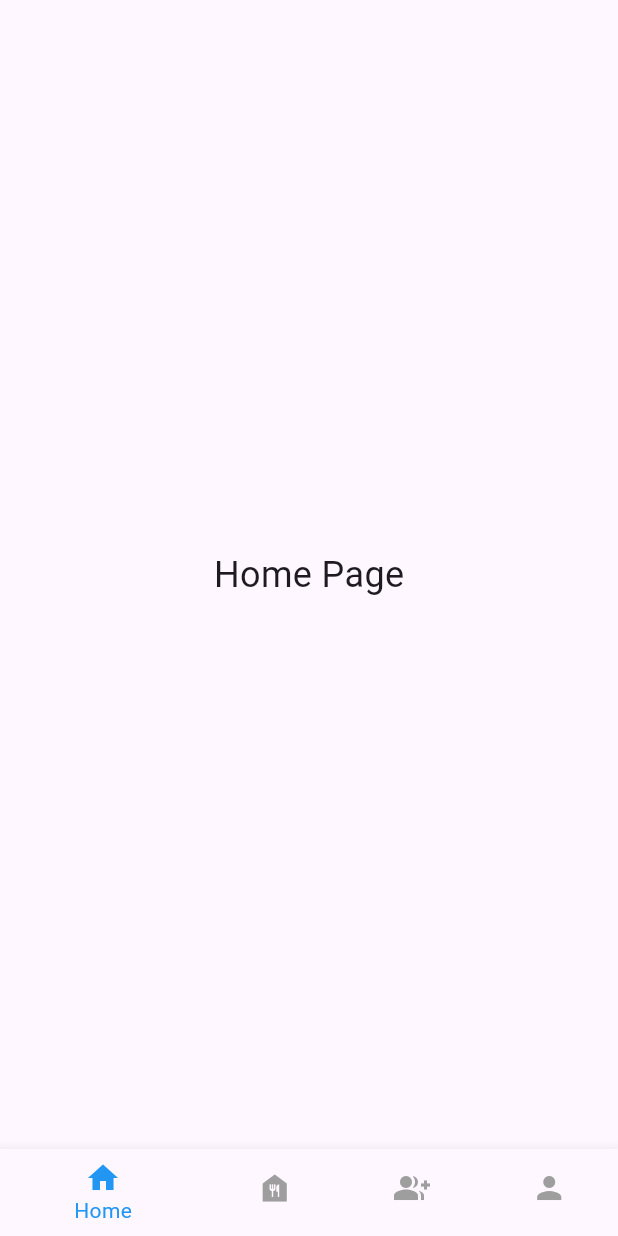
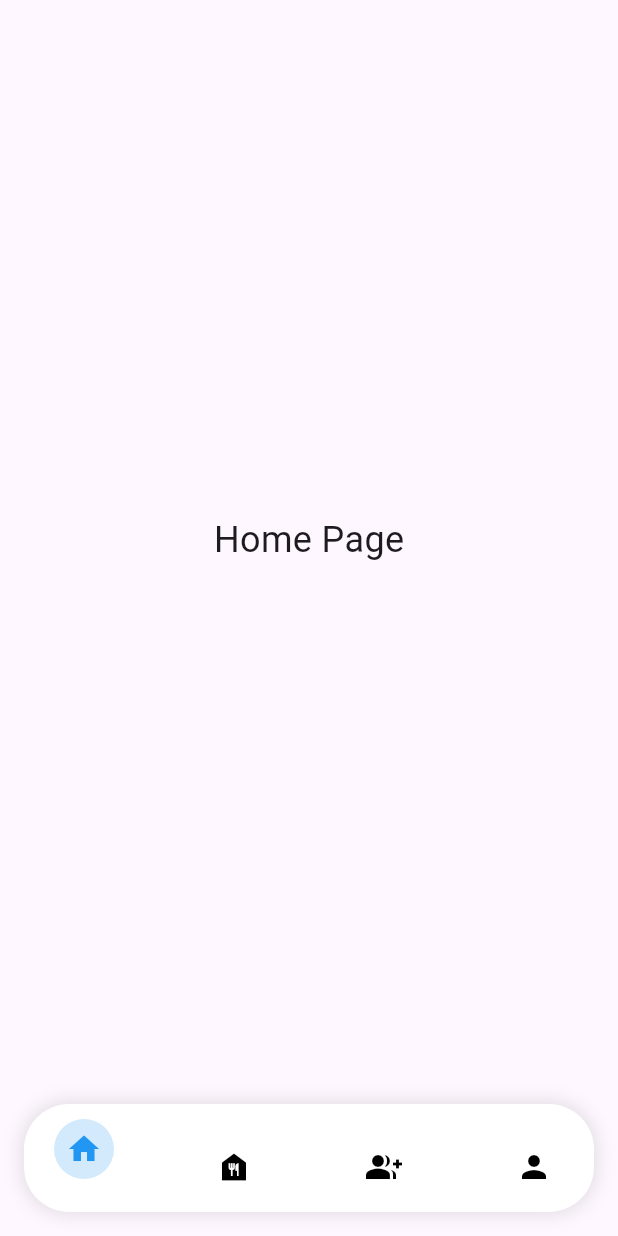
Before and after one commit to AryamanDubey28/workout_app, a Flutter app: the screen it shows after launch, on a phone screen of 412 x 824 dp. Run offline on Flutter 3.47's test engine with Material 3 defaults, Android fonts, the phone set to English and light mode, and no system bars; our stand-ins replace curved_navigation_bar.

Commit message:
add custom navigation bar

```diff
--- a/frontend/workout_tracker/lib/main.dart
+++ b/frontend/workout_tracker/lib/main.dart
@@ -1,8 +1,10 @@
+import 'package:curved_navigation_bar/curved_navigation_bar.dart';
 import 'package:flutter/material.dart';
 import 'package:workout_tracker/pages/foodpage.dart';
 import 'package:workout_tracker/pages/homepage.dart';
 import 'package:workout_tracker/pages/profilepage.dart';
 import 'package:workout_tracker/pages/stresspage.dart';
+import 'package:workout_tracker/utilities/custom_navigation_bar.dart';
 
 void main() {
   runApp(MyApp());
@@ -47,30 +49,58 @@ class _MyHomePageState extends State<MyHomePage> {
   Widget build(BuildContext context) {
     return Scaffold(
       body: _pages[_selectedIndex],
-      bottomNavigationBar: BottomNavigationBar(
-        items: const <BottomNavigationBarItem>[
-          BottomNavigationBarItem(
-            icon: Icon(Icons.home),
-            label: 'Home',
-          ),
-          BottomNavigationBarItem(
-            icon: Icon(Icons.food_bank),
-            label: 'Food',
-          ),
-          BottomNavigationBarItem(
-            icon: Icon(Icons.group_add_sharp),
-            label: 'Stress',
-          ),
-          BottomNavigationBarItem(
-            icon: Icon(Icons.person),
-            label: 'Profile',
-          ),
+      bottomNavigationBar: CustomNavigationBar(
+        selectedIndex: _selectedIndex,
+        items: const <Widget>[
+          Icon(Icons.home),
+          Icon(Icons.food_bank),
+          Icon(Icons.group_add_sharp),
+          Icon(Icons.person)
         ],
-        currentIndex: _selectedIndex,
-        unselectedItemColor: Colors.grey,
-        selectedItemColor: Colors.blue,
         onTap: _onItemTapped,
       ),
     );
+
+    // return Scaffold(
+    //   body: _pages[_selectedIndex],
+    //   bottomNavigationBar: CurvedNavigationBar(
+    //     items: const <Widget>[
+    //       Icon(Icons.home),
+    //       Icon(Icons.food_bank),
+    //       Icon(Icons.group_add_sharp),
+    //       Icon(Icons.person)
+    //     ],
+    //     onTap: _onItemTapped,
+    //     backgroundColor: Colors.grey,
+    //   ),
+    // );
+
+    // return Scaffold(
+    //   body: _pages[_selectedIndex],
+    //   bottomNavigationBar: BottomNavigationBar(
+    //     items: const <BottomNavigationBarItem>[
+    //       BottomNavigationBarItem(
+    //         icon: Icon(Icons.home),
+    //         label: 'Home',
+    //       ),
+    //       BottomNavigationBarItem(
+    //         icon: Icon(Icons.food_bank),
+    //         label: 'Food',
+    //       ),
+    //       BottomNavigationBarItem(
+    //         icon: Icon(Icons.group_add_sharp),
+    //         label: 'Stress',
+    //       ),
+    //       BottomNavigationBarItem(
+    //         icon: Icon(Icons.person),
+    //         label: 'Profile',
+    //       ),
+    //     ],
+    //     currentIndex: _selectedIndex,
+    //     unselectedItemColor: Colors.grey,
+    //     selectedItemColor: Colors.blue,
+    //     onTap: _onItemTapped,
+    //   ),
+    // );
   }
 }
--- /dev/null
+++ b/frontend/workout_tracker/lib/utilities/custom_navigation_bar.dart
@@ -0,0 +1,108 @@
+import 'package:flutter/material.dart';
+
+class CustomNavigationBar extends StatefulWidget {
+  final int selectedIndex;
+  final ValueChanged<int> onTap;
+  final List<Widget> items;
+  final Color backgroundColor;
+  final Color iconColor;
+  final Color selectedIconColor;
+
+  CustomNavigationBar({
+    required this.selectedIndex,
+    required this.onTap,
+    required this.items,
+    this.backgroundColor = Colors.white,
+    this.iconColor = Colors.black,
+    this.selectedIconColor = Colors.blue,
+  });
+
+  @override
+  _CustomNavigationBarState createState() => _CustomNavigationBarState();
+}
+
+class _CustomNavigationBarState extends State<CustomNavigationBar>
+    with SingleTickerProviderStateMixin {
+  late AnimationController _controller;
+  late Animation<double> _animation;
+
+  @override
+  void initState() {
+    super.initState();
+    _controller = AnimationController(
+      duration: const Duration(milliseconds: 300),
+      vsync: this,
+    );
+    _animation = CurvedAnimation(parent: _controller, curve: Curves.easeInOut);
+    _controller.forward();
+  }
+
+  @override
+  void didUpdateWidget(CustomNavigationBar oldWidget) {
+    super.didUpdateWidget(oldWidget);
+    if (oldWidget.selectedIndex != widget.selectedIndex) {
+      _controller.forward(from: 0.0);
+    }
+  }
+
+  @override
+  void dispose() {
+    _controller.dispose();
+    super.dispose();
+  }
+
+  @override
+  Widget build(BuildContext context) {
+    return Container(
+      decoration: BoxDecoration(
+        color: widget.backgroundColor,
+        borderRadius: BorderRadius.circular(30),
+        boxShadow: const [
+          BoxShadow(
+            color: Colors.black12,
+            blurRadius: 10,
+            spreadRadius: 1,
+          ),
+        ],
+      ),
+      padding: const EdgeInsets.symmetric(vertical: 10, horizontal: 20),
+      margin: const EdgeInsets.all(16),
+      child: Row(
+        mainAxisAlignment: MainAxisAlignment.spaceBetween,
+        children: widget.items.asMap().entries.map((entry) {
+          int index = entry.key;
+          Widget icon = entry.value;
+          bool isSelected = widget.selectedIndex == index;
+          return GestureDetector(
+            onTap: () {
+              widget.onTap(index);
+              _controller.forward(from: 0.0);
+            },
+            child: AnimatedContainer(
+              duration: const Duration(milliseconds: 300),
+              curve: Curves.easeInOut,
+              padding: const EdgeInsets.all(8),
+              margin: EdgeInsets.only(
+                top: isSelected ? 0 : 12,
+                bottom: isSelected ? 12 : 0,
+              ),
+              decoration: BoxDecoration(
+                shape: BoxShape.circle,
+                color: isSelected
+                    ? widget.selectedIconColor.withOpacity(0.2)
+                    : Colors.transparent,
+              ),
+              child: IconTheme(
+                data: IconThemeData(
+                  color:
+                      isSelected ? widget.selectedIconColor : widget.iconColor,
+                ),
+                child: icon,
+              ),
+            ),
+          );
+        }).toList(),
+      ),
+    );
+  }
+}
--- a/frontend/workout_tracker/pubspec.yaml
+++ b/frontend/workout_tracker/pubspec.yaml
@@ -36,6 +36,7 @@ dependencies:
   # Use with the CupertinoIcons class for iOS style icons.
   cupertino_icons: ^1.0.6
   http: ^1.2.1
+  curved_navigation_bar: ^1.0.6
 
 dev_dependencies:
   flutter_test:
```
Also changed, not shown: frontend/workout_tracker/pubspec.lock.
